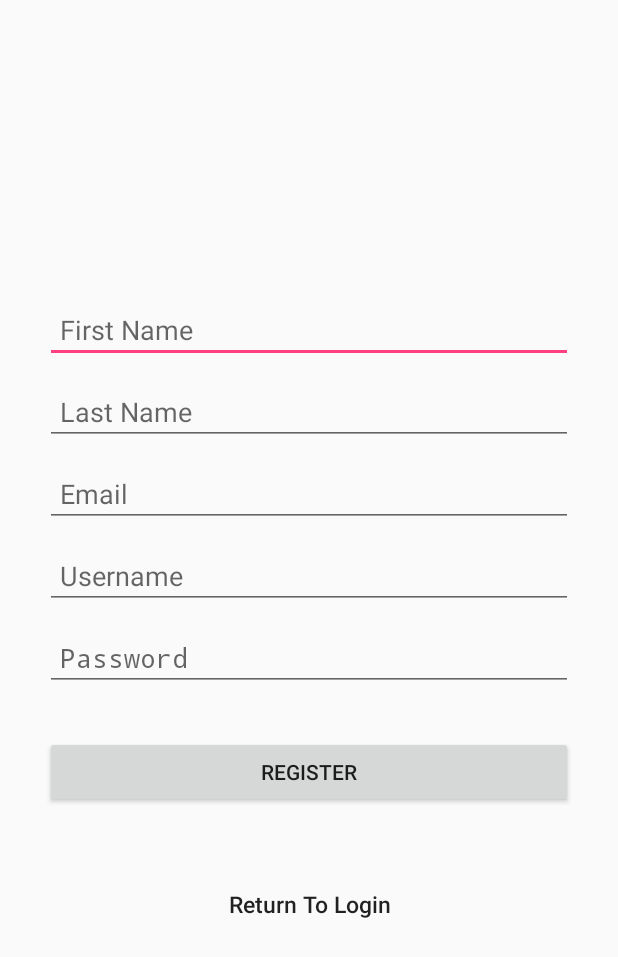
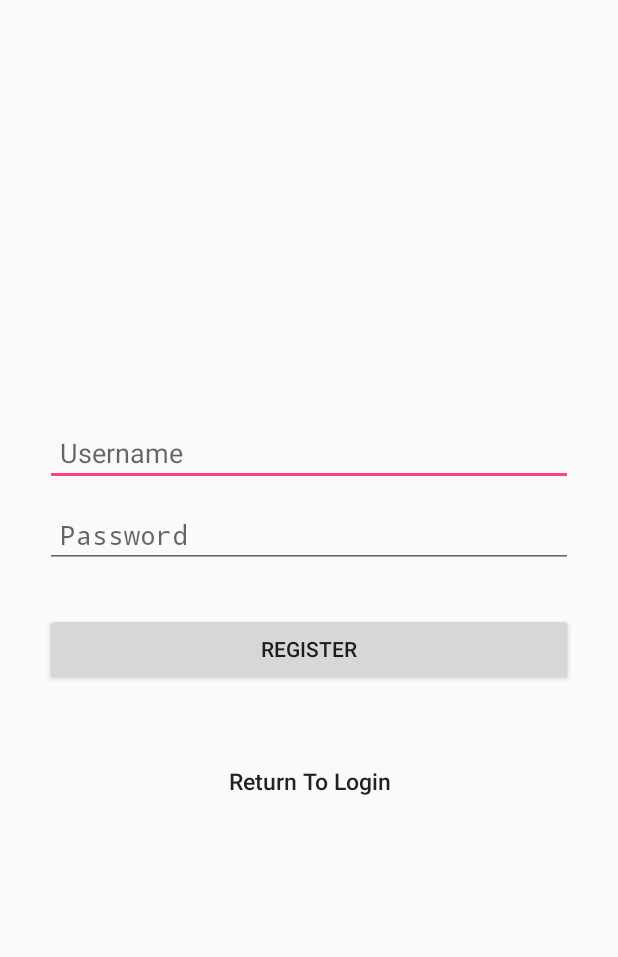
Before and after one commit to frazier85/RottenPotatoes, an Android app: the RegisterPage screen opened directly, with no data from a screen before it, on a phone screen of 412 x 824 dp. Shown: the top 957 px of the screen. Run offline under Robolectric (Android 15) with nearby library versions, the phone set to English and light mode, and no system bars; our stand-ins replace Volley; network calls fail.

```diff
--- a/RottenPotatoes/app/src/main/java/com/group4/rottenpotatoes/LoginPage.java
+++ b/RottenPotatoes/app/src/main/java/com/group4/rottenpotatoes/LoginPage.java
@@ -218,8 +218,6 @@ public class LoginPage extends Activity {
 
         }
 
-
-
     private void showDialog() {
         if (!pDialog.isShowing())
             pDialog.show();
--- a/RottenPotatoes/app/src/main/res/layout/activity_register_page.xml
+++ b/RottenPotatoes/app/src/main/res/layout/activity_register_page.xml
@@ -14,35 +14,6 @@
         android:paddingLeft="20dp"
         android:paddingRight="20dp" >
 
-        <EditText
-            android:id="@+id/firstName"
-            android:layout_width="fill_parent"
-            android:layout_height="wrap_content"
-            android:layout_marginBottom="10dp"
-            android:hint="First Name"
-            android:inputType="textCapWords"
-            android:padding="10dp"
-            android:singleLine="true" />
-
-        <EditText
-            android:id="@+id/lastName"
-            android:layout_width="match_parent"
-            android:layout_height="wrap_content"
-            android:layout_marginBottom="10dp"
-            android:hint="Last Name"
-            android:inputType="textCapWords"
-            android:padding="10dp"
-            android:singleLine="true" />
-
-        <EditText
-            android:id="@+id/email"
-            android:layout_width="fill_parent"
-            android:layout_height="wrap_content"
-            android:layout_marginBottom="10dp"
-            android:hint="Email"
-            android:inputType="textEmailAddress"
-            android:padding="10dp"
-            android:singleLine="true" />
 
         <EditText
             android:id="@+id/username"
```
Also changed, not shown: RottenPotatoes/app/src/main/java/com/group4/rottenpotatoes/RegisterPage.java (+52 -70 lines).
